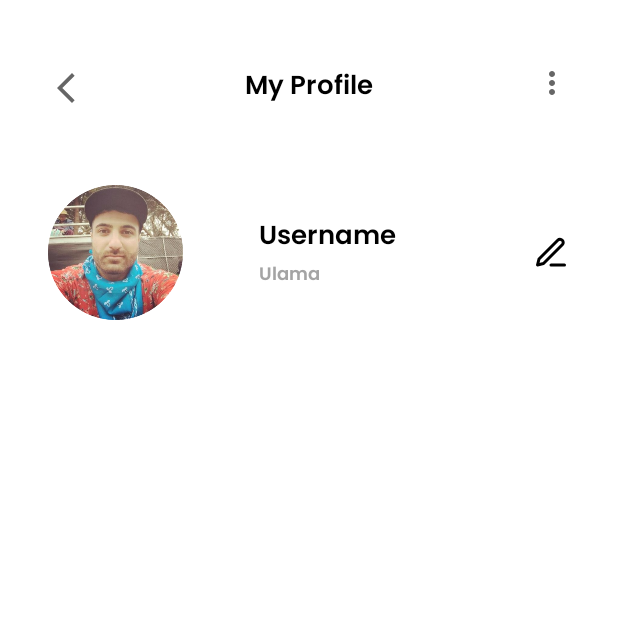
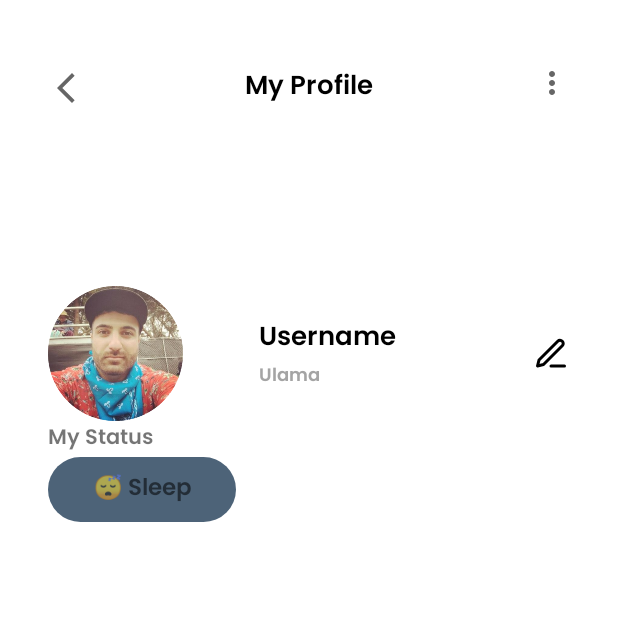
Before and after one commit to Gentahal/SholatKUY, an Android app: the fragment ProfileFragment shown on its own in the app's theme, on a phone screen of 412 x 824 dp, the top half of it. Run offline under Robolectric (Android 15) with nearby library versions, the phone set to English and light mode, and no system bars.

Commit message:
initial commit

```diff
--- /dev/null
+++ b/app/src/main/res/drawable/rounded_corner.xml
@@ -0,0 +1,13 @@
+<shape xmlns:android="http://schemas.android.com/apk/res/android"
+    android:shape="rectangle">
+
+    <solid android:color="#ffffff" />
+
+    <padding
+        android:bottom="1dp"
+        android:left="1dp"
+        android:right="1dp"
+        android:top="1dp" />
+
+    <corners android:radius="50dp" />
+</shape>
--- a/app/src/main/res/layout/fragment_profile.xml
+++ b/app/src/main/res/layout/fragment_profile.xml
@@ -108,6 +108,27 @@
             app:layout_constraintEnd_toEndOf="parent"
             app:layout_constraintTop_toTopOf="parent" />
 
+        <TextView
+            android:layout_width="match_parent"
+            android:layout_height="wrap_content"
+            android:id="@+id/tv_status"
+            android:fontFamily="@font/poppins_semibold"
+            android:text="My Status"
+            app:layout_constraintTop_toBottomOf="@+id/imageView2"
+            tools:layout_editor_absoluteX="32dp" />
+
+        <TextView
+            android:id="@+id/textView"
+            android:gravity="center"
+            android:layout_width="125dp"
+            android:layout_height="43dp"
+            android:textSize="15sp"
+            android:backgroundTint="#4D6378"
+            android:background="@drawable/rounded_corner"
+            android:fontFamily="@font/poppins_semibold"
+            android:text="😴 Sleep"
+            app:layout_constraintStart_toStartOf="parent"
+            app:layout_constraintTop_toBottomOf="@id/tv_status"/>
 
     </androidx.constraintlayout.widget.ConstraintLayout>
 
```
